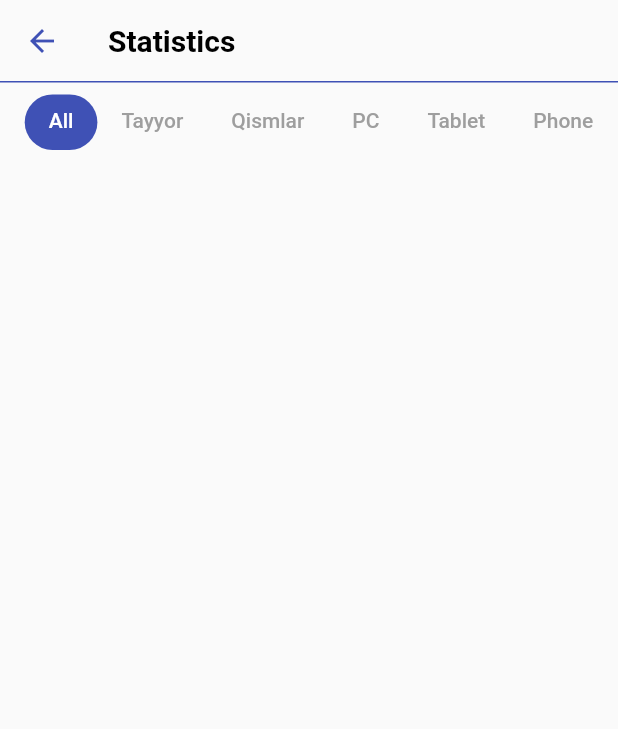
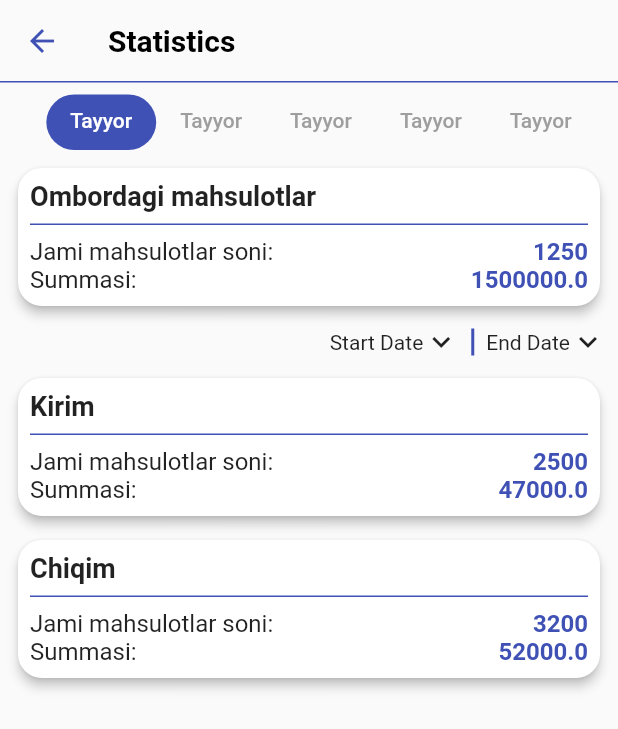
Before and after one commit to RamazonDurdiyev/samo_crm, a Flutter app: the StatisticsPage screen opened directly, on a phone screen of 412 x 824 dp. Shown: the top 729 px of the screen. Run offline on Flutter 3.47's test engine with Material 2 defaults, Android fonts, the light colour scheme and no system bars; our stand-ins replace carousel_slider, equatable, fl_chart, flutter_bloc, flutter_screenutil, fluttertoast and 2 more.

Commit message:
CupertinoDatePicker

```diff
--- a/lib/ui/pages/statistics_page/statistics_bloc.dart
+++ b/lib/ui/pages/statistics_page/statistics_bloc.dart
@@ -13,6 +13,7 @@ class StatisticsBloc extends Bloc<StatisticsEvent, StatisticsState> {
 
   int currentIndexOfTab = 0;
 
+
   _changeTabEvent(Emitter<StatisticsState> emit, int value) {
     try {
       emit(ChangeStatisticsTabState(state: State.loading));
--- a/lib/ui/pages/statistics_page/statistics_page.dart
+++ b/lib/ui/pages/statistics_page/statistics_page.dart
@@ -1,4 +1,7 @@
+import 'package:flutter/cupertino.dart';
 import 'package:flutter/material.dart';
+import 'package:flutter_bloc/flutter_bloc.dart';
+import 'package:samo_crm/ui/pages/statistics_page/statistics_state.dart';
 
 import 'statistics_bloc.dart';
 import 'statistics_event.dart';
@@ -9,8 +12,202 @@ class StatisticsPage extends StatelessWidget {
   @override
   Widget build(BuildContext context) {
     final bloc = StatisticsBloc();
-    return Scaffold(
+    return DefaultTabController(
+      length: 5,
+      initialIndex: bloc.currentIndexOfTab,
+      child: Scaffold(
         appBar: _buildAppBar(context, bloc),
+        body: _buildBody(context, bloc),
+      ),
+    );
+  }
+
+  _buildBody(BuildContext context, StatisticsBloc bloc) {
+    return TabBarView(
+      children: _buildPages(context, bloc),
+    );
+  }
+
+  _buildPages(BuildContext context, StatisticsBloc bloc) {
+    return List.generate(
+      5,
+      (index) {
+        return Padding(
+          padding: const EdgeInsets.symmetric(horizontal: 8),
+          child: Column(
+            children: [
+              const SizedBox(
+                height: 8,
+              ),
+              _buildCard("Ombordagi mahsulotlar", 1250, 1500000),
+              const SizedBox(
+                height: 8,
+              ),
+              _buildDateFilters(context, bloc),
+              const SizedBox(
+                height: 8,
+              ),
+              _buildCard("Kirim", 2500, 47000),
+              const SizedBox(
+                height: 8,
+              ),
+              _buildCard("Chiqim", 3200, 52000),
+            ],
+          ),
+        );
+      },
+    );
+  }
+
+  _buildDateFilters(BuildContext context, StatisticsBloc bloc) {
+    return BlocBuilder<StatisticsBloc, StatisticsState>(
+        bloc: bloc,
+        builder: (context, state) {
+          return Row(
+            mainAxisAlignment: MainAxisAlignment.end,
+            children: [
+              InkWell(
+                onTap: () {
+                  _buildBottomSheet(context, bloc);
+                },
+                child: const Row(
+                  children: [
+                    Text("Start Date"),
+                    Icon(
+                      Icons.keyboard_arrow_down,
+                    ),
+                  ],
+                ),
+              ),
+              Container(
+                margin: const EdgeInsets.symmetric(
+                  horizontal: 8,
+                ),
+                height: 18,
+                width: 2,
+                color: Colors.indigo,
+              ),
+              InkWell(
+                onTap: () {},
+                child: const Row(
+                  children: [
+                    Text("End Date"),
+                    Icon(
+                      Icons.keyboard_arrow_down,
+                    ),
+                  ],
+                ),
+              ),
+            ],
+          );
+        });
+  }
+
+  _buildBottomSheet(BuildContext context, StatisticsBloc bloc) {
+    return showModalBottomSheet(
+      context: context,
+      backgroundColor: Colors.transparent,
+      shape: const RoundedRectangleBorder(
+        borderRadius: BorderRadius.all(
+          Radius.circular(
+            16,
+          ),
+        ),
+      ),
+      builder: (context) {
+        return Container(
+          margin: const EdgeInsets.all(8),
+          height: 300,
+          decoration: const BoxDecoration(
+            color: Colors.white,
+            borderRadius: BorderRadius.all(
+              Radius.circular(
+                16,
+              ),
+            ),
+          ),
+          child: CupertinoDatePicker(
+            mode: CupertinoDatePickerMode.date,
+            onDateTimeChanged: (value) {
+            },
+          ),
+        );
+      },
+    ).then((value) {
+      // bloc.add(BackendGo(value: currentDate));
+    });
+  }
+
+  _buildCard(String title, int productCount, double sum) {
+    return Card(
+      elevation: 3,
+      shape: const RoundedRectangleBorder(
+        borderRadius: BorderRadius.all(
+          Radius.circular(
+            16,
+          ),
+        ),
+      ),
+      child: Padding(
+        padding: const EdgeInsets.symmetric(horizontal: 8, vertical: 8),
+        child: Column(
+          crossAxisAlignment: CrossAxisAlignment.start,
+          children: [
+            Text(
+              title,
+              style: const TextStyle(
+                fontSize: 18,
+                fontWeight: FontWeight.bold,
+              ),
+            ),
+            const SizedBox(
+              height: 8,
+            ),
+            _buildCustomDivider(),
+            const SizedBox(
+              height: 8,
+            ),
+            Row(
+              children: [
+                const Text(
+                  "Jami mahsulotlar soni:",
+                  style: TextStyle(
+                    fontSize: 16,
+                  ),
+                ),
+                const Expanded(child: SizedBox()),
+                Text(
+                  productCount.toString(),
+                  style: const TextStyle(
+                    color: Colors.indigo,
+                    fontWeight: FontWeight.bold,
+                    fontSize: 16,
+                  ),
+                ),
+              ],
+            ),
+            Row(
+              children: [
+                const Text(
+                  "Summasi:",
+                  style: TextStyle(
+                    fontSize: 16,
+                  ),
+                ),
+                const Expanded(child: SizedBox()),
+                Text(
+                  sum.toString(),
+                  style: const TextStyle(
+                    color: Colors.indigo,
+                    fontWeight: FontWeight.bold,
+                    fontSize: 16,
+                  ),
+                ),
+              ],
+            ),
+          ],
+        ),
+      ),
     );
   }
 
@@ -37,18 +234,15 @@ class StatisticsPage extends StatelessWidget {
             const SizedBox(
               height: 8,
             ),
-            _buildFilterTab(bloc),
+            _buildTabBar(bloc),
           ],
         ),
       ),
     );
   }
 
-  _buildFilterTab(StatisticsBloc bloc) {
-    return DefaultTabController(
-      length: 6,
-      initialIndex: bloc.currentIndexOfTab,
-      child: TabBar(
+  _buildTabBar(StatisticsBloc bloc) {
+    return TabBar(
       padding: const EdgeInsets.only(left: 16),
       isScrollable: true,
       splashBorderRadius: const BorderRadius.all(
@@ -71,33 +265,19 @@ class StatisticsPage extends StatelessWidget {
           ChangeStatisticsTabEvent(value: value),
         );
       },
-        tabs: const [
-          Tab(
-            height: 35,
-            text: "All",
-          ),
-          Tab(
+      tabs: _buildTabs(),
+    );
+  }
+
+  _buildTabs() {
+    return List.generate(
+      5,
+      (index) {
+        return const Tab(
           height: 35,
           text: "Tayyor",
-          ),
-          Tab(
-            height: 35,
-            text: "Qismlar",
-          ),
-          Tab(
-            height: 35,
-            text: "PC",
-          ),
-          Tab(
-            height: 35,
-            text: "Tablet",
-          ),
-          Tab(
-            height: 35,
-            text: "Phone",
-          ),
-        ],
-      ),
+        );
+      },
     );
   }
 
```
Lines whose indentation alone changed are shown as unchanged.
